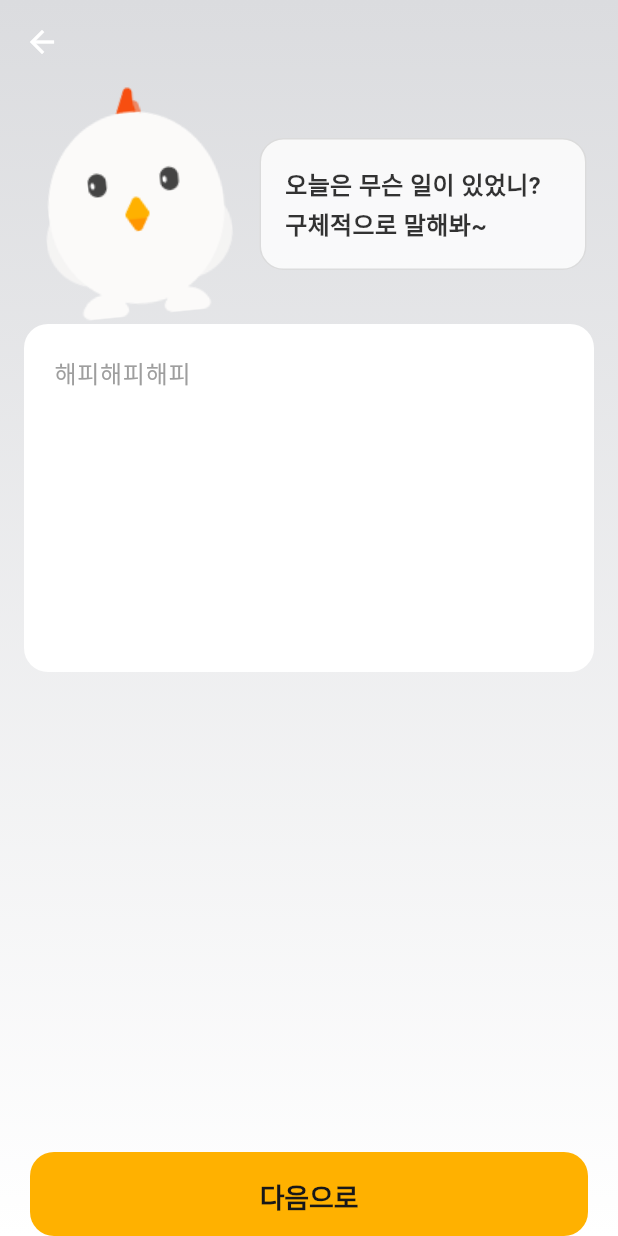
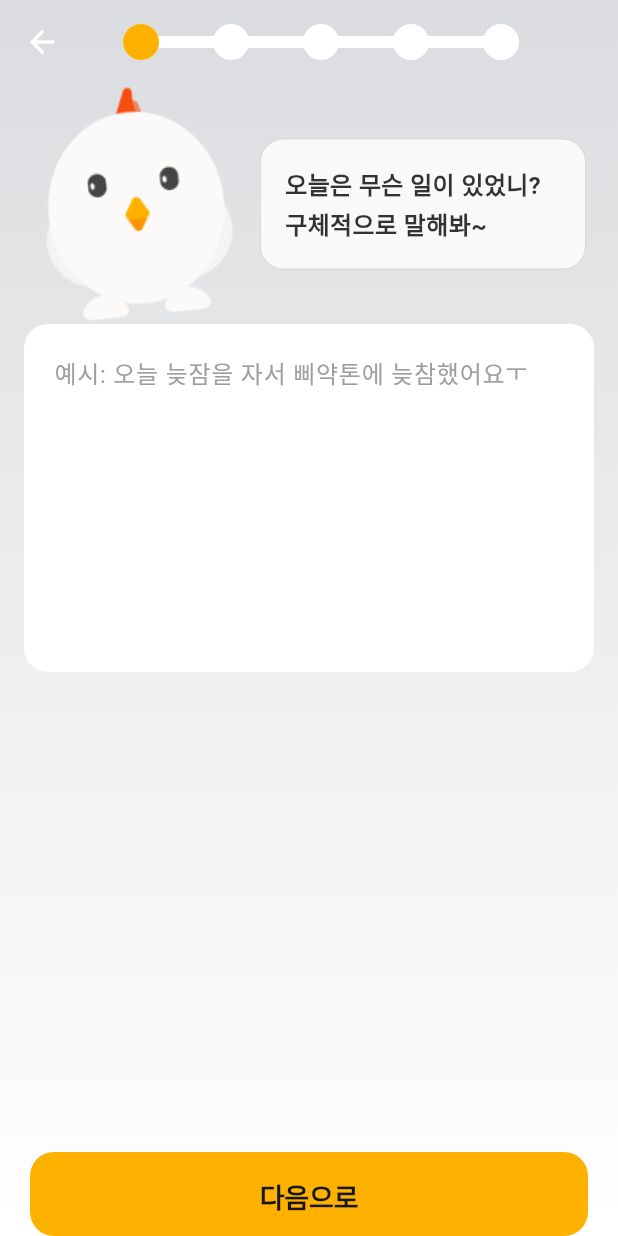
Before and after one commit to symple-app/bbiyack, a Flutter app: the CounselCharacterPage screen opened directly, on a phone screen of 412 x 824 dp. Run offline on Flutter 3.47's test engine with Material 3 defaults, Android fonts, the light colour scheme and no system bars; our stand-ins replace bloc, carousel_slider, cloud_firestore, equatable, firebase_auth, firebase_core and 6 more; accounts and stored records are empty; Roboto replaces fonts that are missing (Pretendard); project files that could hold a hidden picture were left out.

Commit message:
fix: character result page logic added

```diff
--- a/lib/app.dart
+++ b/lib/app.dart
@@ -138,9 +138,6 @@ class _AppViewState extends State<AppView> {
       BuildContext context, AuthenticationState state) {
     switch (state.step) {
       case AuthenticationStep.onboarding:
-      // _navigator.push(OnboardingPage.route());
-      // break;
-
       case AuthenticationStep.nickname:
         _navigator.push(NicknamePage.route());
         break;
--- a/lib/features/authentication/presentation/pages/nickname_page.dart
+++ b/lib/features/authentication/presentation/pages/nickname_page.dart
@@ -63,7 +63,7 @@ class _NicknamePageState extends State<NicknamePage> {
             child: Text(
               "좋네요, 멋진 이름이네요!",
               style: CustomTextStyle.of(
-                fontColor: ColorTheme.of(context).primary.normal,
+                fontColor: Color(0xffFFB100),
               ).caption,
             ),
           ),
--- a/lib/features/authentication/presentation/widgets/text_field.dart
+++ b/lib/features/authentication/presentation/widgets/text_field.dart
@@ -73,7 +73,7 @@ class SignUpTextFormField extends StatelessWidget {
             focusedBorder: OutlineInputBorder(
               borderRadius: const BorderRadius.all(Radius.circular(16)),
               borderSide: BorderSide(
-                color: ColorTheme.of(context).primary.normal,
+                color: Color(0xffFFB100),
                 width: 1,
               ),
             ),
--- a/lib/features/character/presentation/pages/counsel_character_page.dart
+++ b/lib/features/character/presentation/pages/counsel_character_page.dart
@@ -1,6 +1,8 @@
 import 'package:flutter/material.dart';
 import 'package:flutter_bloc/flutter_bloc.dart';
+import 'package:hackerton_gdg/features/character/presentation/pages/counsel_result_page.dart';
 import 'package:hackerton_gdg/features/character/utils/highlight_text.dart';
+import 'package:hackerton_gdg/features/character/utils/response_text_nullable.dart';
 import 'package:hackerton_gdg/global/themes/color_theme.dart';
 import 'package:hackerton_gdg/global/themes/text_style.dart';
 import 'package:hackerton_gdg/shared/models/mentor_model.dart';
@@ -24,6 +26,9 @@ class _CounselCharacterPageState extends State<CounselCharacterPage> {
   String _userInput = "";
   String _userResponseText = "";
 
+  bool _isLoading = false;
+  bool _hasResponse = false;
+
   @override
   void initState() {
     super.initState();
@@ -37,60 +42,59 @@ class _CounselCharacterPageState extends State<CounselCharacterPage> {
     return Scaffold(
       backgroundColor: Color(0xffDBDCDF),
       extendBodyBehindAppBar: true,
+      // appBar: AppBar(
+      //   backgroundColor: Colors.transparent,
+      // ),
       appBar: AppBar(
         backgroundColor: Colors.transparent,
+        title: Padding(
+          padding: EdgeInsets.only(left: 10),
+          child: Stack(
+            children: [
+              Row(children: [
+                ProcessCircleComponent(offset: 0, isOn: false),
+                ProcessConnectRectComponent(
+                    offset: -2, isOn: currentIndex >= 1),
+                ProcessCircleComponent(offset: -4, isOn: false),
+                ProcessConnectRectComponent(
+                    offset: -6, isOn: currentIndex >= 2),
+                ProcessCircleComponent(offset: -8, isOn: false),
+                ProcessConnectRectComponent(
+                    offset: -10, isOn: currentIndex >= 3),
+                ProcessCircleComponent(offset: -12, isOn: false),
+                ProcessConnectRectComponent(
+                    offset: -14, isOn: currentIndex >= 4),
+                ProcessCircleComponent(offset: -16, isOn: false),
+              ]),
+              // 진행
+              Row(children: [
+                if (currentIndex >= 0)
+                  ProcessCircleComponent(offset: 0, isOn: currentIndex >= 0),
+                if (currentIndex >= 1)
+                  ProcessConnectRectComponent(
+                      offset: -2, isOn: currentIndex >= 1),
+                if (currentIndex >= 1)
+                  ProcessCircleComponent(offset: -4, isOn: currentIndex >= 1),
+                if (currentIndex >= 2)
+                  ProcessConnectRectComponent(
+                      offset: -6, isOn: currentIndex >= 2),
+                if (currentIndex >= 2)
+                  ProcessCircleComponent(offset: -8, isOn: currentIndex >= 2),
+                if (currentIndex >= 3)
+                  ProcessConnectRectComponent(
+                      offset: -10, isOn: currentIndex >= 3),
+                if (currentIndex >= 3)
+                  ProcessCircleComponent(offset: -12, isOn: currentIndex >= 3),
+                if (currentIndex >= 4)
+                  ProcessConnectRectComponent(
+                      offset: -14, isOn: currentIndex >= 4),
+                if (currentIndex >= 4)
+                  ProcessCircleComponent(offset: -16, isOn: currentIndex >= 4),
+              ]),
+            ],
           ),
-      // appBar: AppBar(
-      //   backgroundColor: selectedMentor.backgroundColor,
-      //   foregroundColor: ColorTheme.of(context).inverse.background,
-      //   title: Padding(
-      //     padding: EdgeInsets.only(left: 10),
-      //     child: Stack(
-      //       children: [
-      //         Row(children: [
-      //           ProcessCircleComponent(offset: 0, isOn: false),
-      //           ProcessConnectRectComponent(
-      //               offset: -2, isOn: currentIndex >= 1),
-      //           ProcessCircleComponent(offset: -4, isOn: false),
-      //           ProcessConnectRectComponent(
-      //               offset: -6, isOn: currentIndex >= 2),
-      //           ProcessCircleComponent(offset: -8, isOn: false),
-      //           ProcessConnectRectComponent(
-      //               offset: -10, isOn: currentIndex >= 3),
-      //           ProcessCircleComponent(offset: -12, isOn: false),
-      //           ProcessConnectRectComponent(
-      //               offset: -14, isOn: currentIndex >= 4),
-      //           ProcessCircleComponent(offset: -16, isOn: false),
-      //         ]),
-      //         // 진행
-      //         Row(children: [
-      //           if (currentIndex >= 0)
-      //             ProcessCircleComponent(offset: 0, isOn: currentIndex >= 0),
-      //           if (currentIndex >= 1)
-      //             ProcessConnectRectComponent(
-      //                 offset: -2, isOn: currentIndex >= 1),
-      //           if (currentIndex >= 1)
-      //             ProcessCircleComponent(offset: -4, isOn: currentIndex >= 1),
-      //           if (currentIndex >= 2)
-      //             ProcessConnectRectComponent(
-      //                 offset: -6, isOn: currentIndex >= 2),
-      //           if (currentIndex >= 2)
-      //             ProcessCircleComponent(offset: -8, isOn: currentIndex >= 2),
-      //           if (currentIndex >= 3)
-      //             ProcessConnectRectComponent(
-      //                 offset: -10, isOn: currentIndex >= 3),
-      //           if (currentIndex >= 3)
-      //             ProcessCircleComponent(offset: -12, isOn: currentIndex >= 3),
-      //           if (currentIndex >= 4)
-      //             ProcessConnectRectComponent(
-      //                 offset: -14, isOn: currentIndex >= 4),
-      //           if (currentIndex >= 4)
-      //             ProcessCircleComponent(offset: -16, isOn: currentIndex >= 4),
-      //         ]),
-      //       ],
-      //     ),
-      //   ),
-      // ),
+        ),
+      ),
       body: Container(
         decoration: BoxDecoration(
           gradient: LinearGradient(
@@ -128,9 +132,11 @@ class _CounselCharacterPageState extends State<CounselCharacterPage> {
                     ),
                     padding: EdgeInsets.all(16),
                     child: Text(
-                      _userResponseText == ""
-                          ? selectedMentor.summaryText
-                          : "이런 부분은 다시 생각해\n보는 게 좋을 것 같아 :)",
+                      _hasResponse
+                          ? isResponseTextNullable(_userResponseText)
+                              ? "잘하고있어 !"
+                              : "이런 부분은 다시 생각해\n보는 게 좋을 것 같아 :)"
+                          : selectedMentor.summaryText,
                       style: CustomTextStyle.of(
                         fontColor: Color(0xff000000).withValues(alpha: 0.8),
                       ).body.lg.semibold,
@@ -156,7 +162,8 @@ class _CounselCharacterPageState extends State<CounselCharacterPage> {
                             borderRadius: BorderRadius.circular(16), // 모서리 둥글게
                             borderSide: BorderSide.none, // 테두리 제거
                           ),
-                          hintText: "해피해피해피", // 텍스트 필드 기본 값 (힌트)
+                          hintText:
+                              "예시: 오늘 늦잠을 자서 삐약톤에 늦참했어요ㅜ", // 텍스트 필드 기본 값 (힌트)
                           hintStyle:
                               TextStyle(color: Colors.grey), // 힌트 텍스트 스타일
                         ),
@@ -173,15 +180,32 @@ class _CounselCharacterPageState extends State<CounselCharacterPage> {
                     ),
               Spacer(),
               BottomButton(
+                isActive: !_isLoading,
+                isLoading: _isLoading,
                 title: "다음으로",
                 color: selectedMentor.primaryColor,
                 foregroundColor: selectedMentor.textColor ?? Colors.white,
                 onTap: () async {
+                  FocusScope.of(context).unfocus();
+
+                  setState(() {
+                    _isLoading = true;
+                  });
+
+                  if (_hasResponse) {
+                    Navigator.push(
+                      context,
+                      CounselResultPage.route(),
+                    );
+                  }
+
                   String responseText = await checkKoreanProfanity(_userInput);
 
                   setState(() {
                     currentIndex = 4;
                     _userResponseText = responseText;
+                    _hasResponse = true;
+                    _isLoading = false;
                   });
                 },
               )
@@ -283,6 +307,7 @@ class CounselResultComponent extends StatelessWidget {
             ),
           ),
           SizedBox(height: 12),
+          if (!isResponseTextNullable(responseText))
             Container(
               width: double.infinity, // 사각형 너비
               decoration: BoxDecoration(
--- a/lib/features/character/presentation/pages/select_character_page.dart
+++ b/lib/features/character/presentation/pages/select_character_page.dart
@@ -84,7 +84,8 @@ class _SelectCharacterPageState extends State<SelectCharacterPage> {
           BottomButton(
             title: '${mentorList[_currentIndex].name}로 할래요',
             color: mentorList[_currentIndex].primaryColor,
-            foregroundColor: mentorList[_currentIndex].textColor,
+            foregroundColor:
+                mentorList[_currentIndex].textColor ?? Colors.white,
             onTap: () {
               context
                   .read<MentorProvider>()
--- a/lib/shared/widgets/button/bottom_button.dart
+++ b/lib/shared/widgets/button/bottom_button.dart
@@ -32,9 +32,7 @@ class BottomButton extends StatelessWidget {
           padding: const EdgeInsets.symmetric(vertical: 16),
           decoration: BoxDecoration(
             borderRadius: BorderRadius.circular(16),
-            color: isActive
-                ? color ?? ColorTheme.of(context).primary.normal
-                : ColorTheme.of(context).interaction.disable,
+            color: color ?? Color(0xffFFB100),
           ),
           child: Center(
             child: isLoading
@@ -50,7 +48,7 @@ class BottomButton extends StatelessWidget {
                     title,
                     style: CustomTextStyle.of(
                       fontColor: foregroundColor ??
-                          ColorTheme.of(context).static.white,
+                          ColorTheme.of(context).static.black,
                     ).subTitle,
                     textAlign: TextAlign.center,
                   ),
```
Also changed, not shown: lib/features/character/presentation/pages/counsel_result_page.dart (+40 -22 lines), lib/features/character/utils/response_text_nullable.dart (added, +11 -0 lines). Lines whose indentation alone changed are shown as unchanged.
